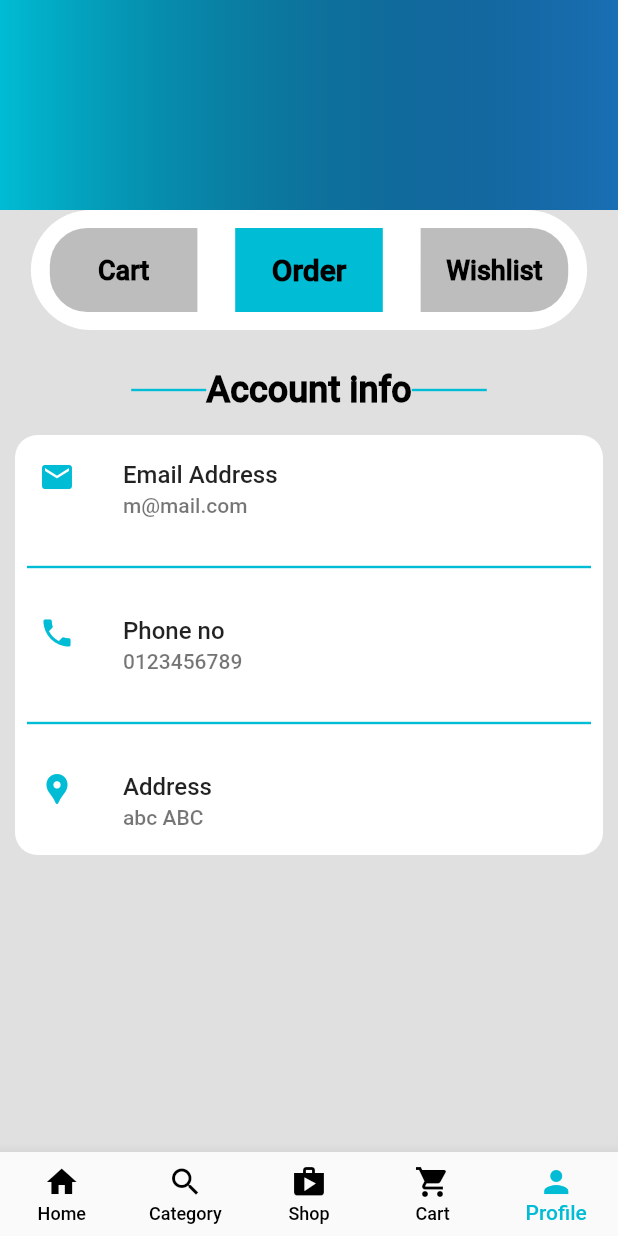
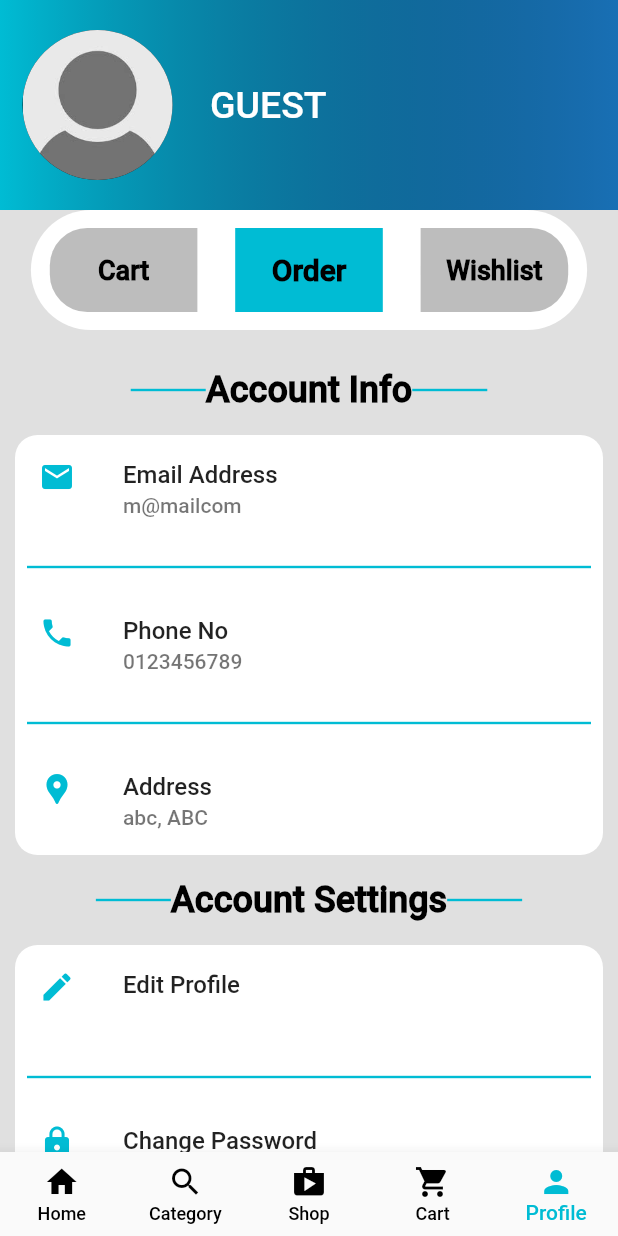
Before and after one commit to mehedi4958/multi_vendor_01, a Flutter app: the screen it shows after launch, on a phone screen of 412 x 824 dp. Run offline on Flutter 3.47's test engine with Material 2 defaults, Android fonts, the phone set to English and light mode, and no system bars; our stand-ins replace cloud_firestore, firebase_auth, firebase_core, firebase_storage, image_picker; accounts and stored records are empty.

Commit message:
profile screen designing completed with custon listTile and divider

```diff
--- a/lib/views/profile_screen.dart
+++ b/lib/views/profile_screen.dart
@@ -33,6 +33,25 @@ class _ProfileScreenState extends State<ProfileScreen> {
                         Colors.black26,
                       ],
                     ),
+                  ),
+                  child: Row(
+                    children: const [
+                      SizedBox(width: 15),
+                      CircleAvatar(
+                        backgroundColor: Colors.black87,
+                        radius: 50,
+                        backgroundImage:
+                            AssetImage('assets/images/app_logo/guest.jpg'),
+                      ),
+                      SizedBox(width: 25),
+                      Text(
+                        'GUEST',
+                        style: TextStyle(
+                          fontSize: 25,
+                          color: Colors.white,
+                        ),
+                      )
+                    ],
                   ),
                 ),
               ),
@@ -124,35 +143,7 @@ class _ProfileScreenState extends State<ProfileScreen> {
                   ),
                 ),
                 const SizedBox(height: 20),
-                Row(
-                  mainAxisAlignment: MainAxisAlignment.center,
-                  children: const [
-                    SizedBox(
-                      height: 40,
-                      width: 50,
-                      child: Divider(
-                        color: Colors.cyan,
-                        thickness: 1.6,
-                      ),
-                    ),
-                    Text(
-                      'Account info',
-                      style: TextStyle(
-                        fontSize: 24,
-                        fontWeight: FontWeight.w700,
-                        color: Colors.black,
-                      ),
-                    ),
-                    SizedBox(
-                      height: 40,
-                      width: 50,
-                      child: Divider(
-                        color: Colors.cyan,
-                        thickness: 1.6,
-                      ),
-                    ),
-                  ],
-                ),
+                const RepeatedDivider(title: 'Account Info'),
                 Padding(
                   padding: const EdgeInsets.all(10),
                   child: Container(
@@ -163,13 +154,10 @@ class _ProfileScreenState extends State<ProfileScreen> {
                     ),
                     child: Column(
                       children: const [
-                        ListTile(
-                          title: Text('Email Address'),
-                          subtitle: Text('m@mail.com'),
-                          leading: Icon(
-                            Icons.email,
-                            color: Colors.cyan,
-                          ),
+                        RepeatedListTile(
+                          title: 'Email Address',
+                          subtitle: 'm@mailcom',
+                          leading: Icons.email,
                         ),
                         Padding(
                           padding: EdgeInsets.all(8.0),
@@ -178,13 +166,10 @@ class _ProfileScreenState extends State<ProfileScreen> {
                             thickness: 1.6,
                           ),
                         ),
-                        ListTile(
-                          title: Text('Phone no'),
-                          subtitle: Text('0123456789'),
-                          leading: Icon(
-                            Icons.phone,
-                            color: Colors.cyan,
-                          ),
+                        RepeatedListTile(
+                          title: 'Phone No',
+                          subtitle: '0123456789',
+                          leading: Icons.phone,
                         ),
                         Padding(
                           padding: EdgeInsets.all(8.0),
@@ -193,14 +178,54 @@ class _ProfileScreenState extends State<ProfileScreen> {
                             thickness: 1.6,
                           ),
                         ),
-                        ListTile(
-                          title: Text('Address'),
-                          subtitle: Text('abc ABC'),
-                          leading: Icon(
-                            Icons.location_pin,
+                        RepeatedListTile(
+                            title: 'Address',
+                            subtitle: 'abc, ABC',
+                            leading: Icons.location_pin)
+                      ],
+                    ),
+                  ),
+                ),
+                const RepeatedDivider(title: 'Account Settings'),
+                Padding(
+                  padding: const EdgeInsets.all(10),
+                  child: Container(
+                    height: 280,
+                    decoration: BoxDecoration(
+                      color: Colors.white,
+                      borderRadius: BorderRadius.circular(15),
+                    ),
+                    child: Column(
+                      children: const [
+                        RepeatedListTile(
+                          title: 'Edit Profile',
+                          subtitle: '',
+                          leading: Icons.edit,
+                        ),
+                        Padding(
+                          padding: EdgeInsets.all(8.0),
+                          child: Divider(
                             color: Colors.cyan,
+                            thickness: 1.6,
                           ),
                         ),
+                        RepeatedListTile(
+                          title: 'Change Password',
+                          subtitle: '',
+                          leading: Icons.lock,
+                        ),
+                        Padding(
+                          padding: EdgeInsets.all(8.0),
+                          child: Divider(
+                            color: Colors.cyan,
+                            thickness: 1.6,
+                          ),
+                        ),
+                        RepeatedListTile(
+                          title: 'Logout',
+                          subtitle: '',
+                          leading: Icons.logout,
+                        )
                       ],
                     ),
                   ),
@@ -213,3 +238,67 @@ class _ProfileScreenState extends State<ProfileScreen> {
     );
   }
 }
+
+class RepeatedDivider extends StatelessWidget {
+  const RepeatedDivider({Key? key, required this.title}) : super(key: key);
+
+  final String title;
+
+  @override
+  Widget build(BuildContext context) {
+    return Row(
+      mainAxisAlignment: MainAxisAlignment.center,
+      children: [
+        const SizedBox(
+          height: 40,
+          width: 50,
+          child: Divider(
+            color: Colors.cyan,
+            thickness: 1.6,
+          ),
+        ),
+        Text(
+          title,
+          style: const TextStyle(
+            fontSize: 24,
+            fontWeight: FontWeight.w700,
+            color: Colors.black,
+          ),
+        ),
+        const SizedBox(
+          height: 40,
+          width: 50,
+          child: Divider(
+            color: Colors.cyan,
+            thickness: 1.6,
+          ),
+        ),
+      ],
+    );
+  }
+}
+
+class RepeatedListTile extends StatelessWidget {
+  const RepeatedListTile(
+      {Key? key,
+      required this.title,
+      required this.subtitle,
+      required this.leading})
+      : super(key: key);
+
+  final String title;
+  final String subtitle;
+  final IconData leading;
+
+  @override
+  Widget build(BuildContext context) {
+    return ListTile(
+      title: Text(title),
+      subtitle: Text(subtitle),
+      leading: Icon(
+        leading,
+        color: Colors.cyan,
+      ),
+    );
+  }
+}
--- a/pubspec.yaml
+++ b/pubspec.yaml
@@ -65,9 +65,8 @@ flutter:
   uses-material-design: true
 
   # To add assets to your application, add an assets section, like this:
-  # assets:
-  #   - images/a_dot_burr.jpeg
-  #   - images/a_dot_ham.jpeg
+  assets:
+    - assets/images/app_logo/guest.jpg
 
   # An image asset can refer to one or more resolution-specific "variants", see
   # https://flutter.dev/assets-and-images/#resolution-aware
```
Also changed, not shown: assets/images/app_logo/guest.jpg (added).
